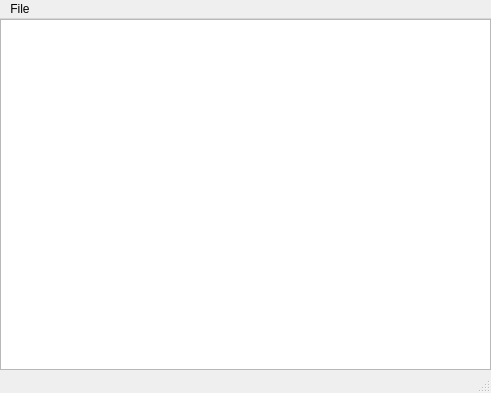
The window that 2010/olenchuk/task8/MainWindow.ui (vprisivko/amse-qt) describes before a commit, drawn with Qt 5.
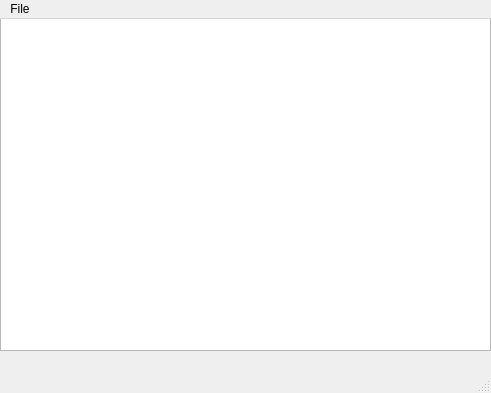
The same window after the commit.

What changed in the file:
```diff
--- a/2010/olenchuk/task8/MainWindow.ui
+++ b/2010/olenchuk/task8/MainWindow.ui
@@ -19,7 +19,6 @@
   <property name="windowTitle">
    <string>Calculator</string>
   </property>
-  <widget class="QWidget" name="centralwidget">
    <widget class="QTextEdit" name="textEdit">
     <property name="geometry">
      <rect>
@@ -38,7 +37,6 @@
     <property name="readOnly">
      <bool>true</bool>
     </property>
-   </widget>
   </widget>
   <widget class="QMenuBar" name="menubar">
    <property name="geometry">
```
Lines whose indentation alone changed are shown as unchanged.
